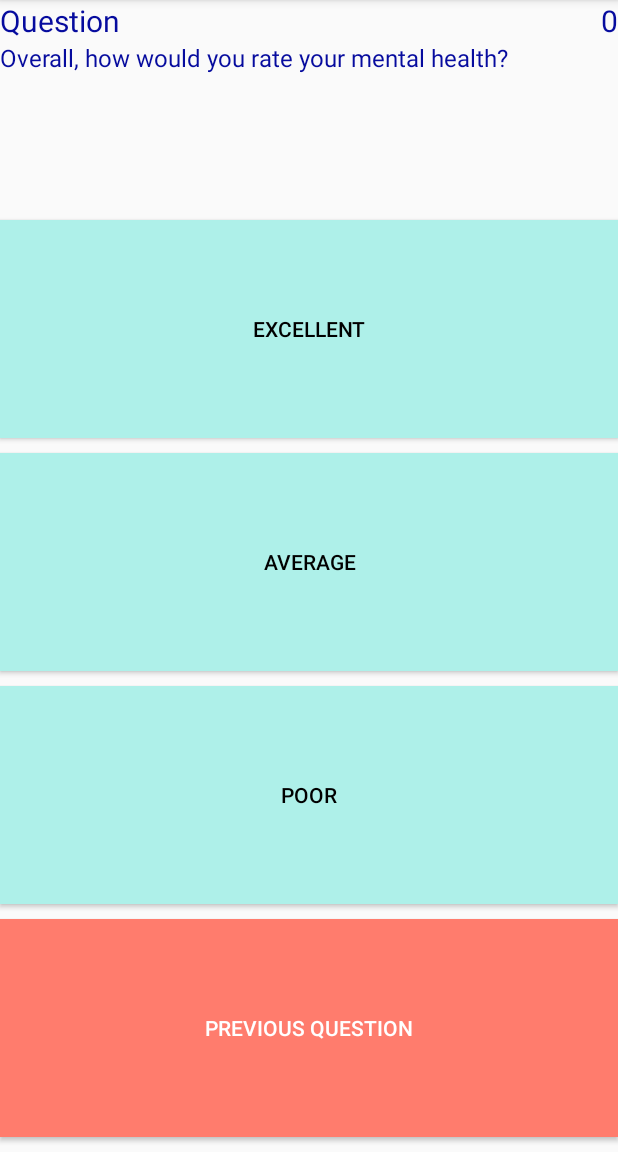
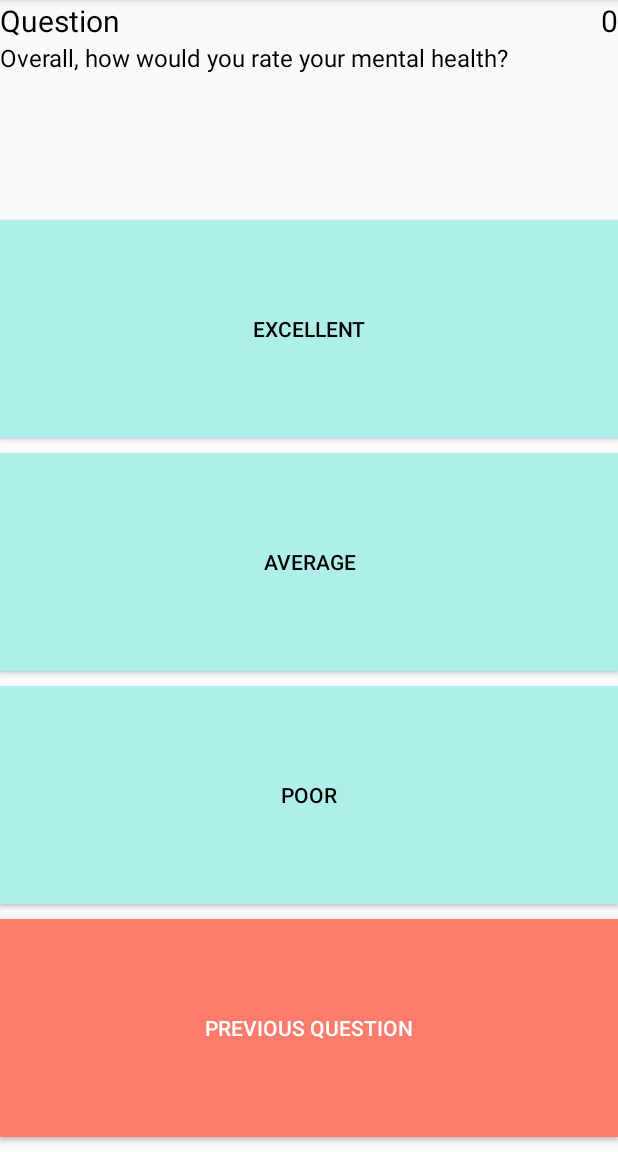
Before and after one commit to anjalimaheshwari/cis350project, an Android app: the SurveyActivity screen opened directly, with no data from a screen before it, on a phone screen of 412 x 824 dp, the part 84-1236 px from its top. Run offline under Robolectric (Android 15) with nearby library versions, the phone set to English and light mode, and no system bars.

Commit message:
style changes

```diff
--- a/app/src/main/res/layout/activity_survey.xml
+++ b/app/src/main/res/layout/activity_survey.xml
@@ -13,34 +13,35 @@
         android:layout_marginBottom="0dp">
 
         <TextView
+            android:id="@+id/question_text"
             android:layout_width="wrap_content"
             android:layout_height="wrap_content"
+            android:layout_alignParentLeft="true"
+            android:layout_weight="1"
             android:text="Question"
-            android:textSize="20sp"
-            android:textColor="#060b9e"
-            android:layout_alignParentLeft="true"
-            android:layout_weight = "1"
-            android:id="@+id/question_text"/>
+            android:textColor="@color/common_google_signin_btn_text_dark_focused"
+            android:textSize="20sp" />
 
         <TextView
+            android:id="@+id/question_number"
             android:layout_width="wrap_content"
             android:layout_height="wrap_content"
-            android:id="@+id/question_number"
             android:layout_alignParentRight="true"
+            android:layout_weight="1"
             android:text="1"
-            android:textColor="#060b9e"
-            android:layout_weight = "1"
-            android:textSize="20sp"/>
+            android:textColor="@color/common_google_signin_btn_text_dark_focused"
+            android:textSize="20sp" />
 
     </RelativeLayout>
+
     <TextView
+        android:id="@+id/question"
         android:layout_width="match_parent"
         android:layout_height="wrap_content"
+        android:layout_weight="1"
         android:text="How are you feeling today?"
-        android:textSize="16sp"
-        android:textColor="#060b9e"
-        android:layout_weight = "1"
-        android:id="@+id/question"/>
+        android:textColor="@color/common_google_signin_btn_text_dark_focused"
+        android:textSize="16sp" />
 
 
     <Button
```
